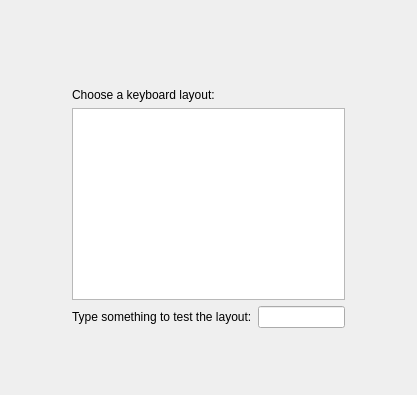
Old version of the form branches/yali/yali-proximate/yali/gui/Ui/keyboardwidget.ui in the repository pars-linux/uludag.
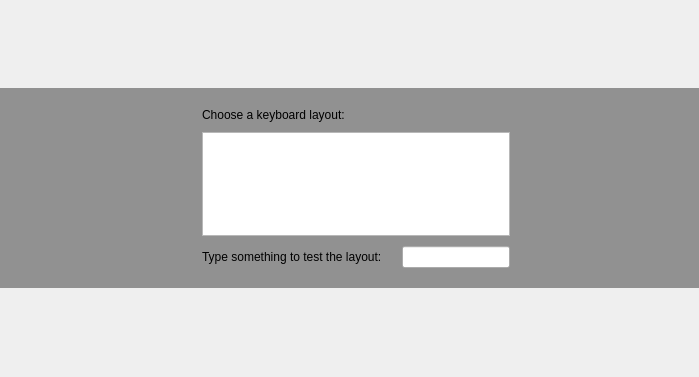
New version of the form. Icons and pictures are not drawn.

Commit message: checkpoint - cd validity, keyboard selection done gibi..

The edit to the form file:
```diff
--- a/branches/yali/yali-proximate/yali/gui/Ui/keyboardwidget.ui
+++ b/branches/yali/yali-proximate/yali/gui/Ui/keyboardwidget.ui
@@ -1,53 +1,62 @@
 <ui version="4.0" >
  <class>KeyboardWidget</class>
- <widget class="QWidget" name="KeyboardWidget" >
-  <property name="geometry" >
+ <widget class="QWidget" name="KeyboardWidget">
+  <property name="geometry">
    <rect>
     <x>0</x>
     <y>0</y>
-    <width>417</width>
-    <height>395</height>
+    <width>699</width>
+    <height>377</height>
    </rect>
   </property>
   <property name="windowTitle" >
    <string>Form1</string>
   </property>
-  <layout class="QGridLayout" >
-   <item row="0" column="1" >
-    <spacer>
-     <property name="orientation" >
-      <enum>Qt::Vertical</enum>
-     </property>
-     <property name="sizeType" >
-      <enum>QSizePolicy::Expanding</enum>
+  <layout class="QGridLayout">
+   <property name="margin">
+    <number>0</number>
+   </property>
+   <item row="0" column="0">
+    <widget class="QFrame" name="frame">
+     <property name="sizePolicy">
+      <sizepolicy hsizetype="Expanding" vsizetype="Preferred">
+       <horstretch>0</horstretch>
+       <verstretch>0</verstretch>
+      </sizepolicy>
      </property>
-     <property name="sizeHint" stdset="0" >
+     <property name="minimumSize">
       <size>
-       <width>20</width>
-       <height>40</height>
+       <width>600</width>
+       <height>0</height>
       </size>
      </property>
-    </spacer>
-   </item>
-   <item rowspan="4" row="1" column="0" >
-    <spacer>
-     <property name="orientation" >
-      <enum>Qt::Horizontal</enum>
-     </property>
-     <property name="sizeType" >
-      <enum>QSizePolicy::Expanding</enum>
-     </property>
-     <property name="sizeHint" stdset="0" >
+     <property name="maximumSize">
       <size>
-       <width>81</width>
-       <height>20</height>
+       <width>16777215</width>
+       <height>200</height>
       </size>
      </property>
-    </spacer>
-   </item>
-   <item row="1" column="1" >
-    <widget class="QLabel" name="pix" >
-     <property name="text" >
+     <property name="styleSheet">
+      <string notr="true">#frame{background-color: rgba(0,0,0,100)}</string>
+     </property>
+     <property name="frameShape">
+      <enum>QFrame::NoFrame</enum>
+     </property>
+     <property name="frameShadow">
+      <enum>QFrame::Raised</enum>
+     </property>
+     <layout class="QGridLayout" name="gridLayout_3">
+      <property name="topMargin">
+       <number>20</number>
+      </property>
+      <property name="bottomMargin">
+       <number>20</number>
+      </property>
+      <item row="0" column="1">
+       <layout class="QHBoxLayout" name="horizontalLayout_2">
+        <item>
+         <widget class="QLabel" name="pix">
+          <property name="text">
       <string/>
      </property>
      <property name="pixmap" >
@@ -61,25 +70,33 @@
      </property>
     </widget>
    </item>
-   <item rowspan="4" row="1" column="2" >
-    <spacer>
-     <property name="orientation" >
-      <enum>Qt::Horizontal</enum>
-     </property>
-     <property name="sizeType" >
-      <enum>QSizePolicy::Expanding</enum>
-     </property>
-     <property name="sizeHint" stdset="0" >
+        <item>
+         <layout class="QVBoxLayout" name="verticalLayout">
+          <property name="spacing">
+           <number>10</number>
+          </property>
+          <property name="leftMargin">
+           <number>10</number>
+          </property>
+          <property name="rightMargin">
+           <number>10</number>
+          </property>
+          <item>
+           <spacer name="verticalSpacer">
+            <property name="orientation">
+             <enum>Qt::Vertical</enum>
+            </property>
+            <property name="sizeHint" stdset="0">
       <size>
-       <width>81</width>
-       <height>20</height>
+              <width>20</width>
+              <height>40</height>
       </size>
      </property>
     </spacer>
    </item>
-   <item row="2" column="1" >
-    <widget class="QLabel" name="textLabel1" >
-     <property name="text" >
+          <item>
+           <widget class="QLabel" name="textLabel1">
+            <property name="text">
       <string>Choose a keyboard layout:</string>
      </property>
      <property name="wordWrap" >
@@ -87,18 +104,24 @@
      </property>
     </widget>
    </item>
-   <item row="3" column="1" >
-    <widget class="QListWidget" name="keyboard_list" >
-     <property name="alternatingRowColors" >
+          <item>
+           <widget class="QListWidget" name="keyboard_list">
+            <property name="alternatingRowColors">
       <bool>false</bool>
      </property>
     </widget>
    </item>
-   <item row="4" column="1" >
-    <layout class="QHBoxLayout" >
      <item>
-      <widget class="QLabel" name="textLabel1_2" >
-       <property name="text" >
+           <layout class="QHBoxLayout" name="horizontalLayout">
+            <property name="spacing">
+             <number>20</number>
+            </property>
+            <property name="bottomMargin">
+             <number>0</number>
+            </property>
+            <item>
+             <widget class="QLabel" name="textLabel1_2">
+              <property name="text">
         <string>Type something to test the layout:</string>
        </property>
        <property name="wordWrap" >
@@ -107,29 +130,59 @@
       </widget>
      </item>
      <item>
-      <widget class="QLineEdit" name="lineEdit1" />
+             <widget class="QLineEdit" name="lineEdit1"/>
      </item>
     </layout>
    </item>
-   <item row="5" column="1" >
-    <spacer>
-     <property name="orientation" >
+          <item>
+           <spacer name="verticalSpacer_2">
+            <property name="orientation">
       <enum>Qt::Vertical</enum>
      </property>
-     <property name="sizeType" >
-      <enum>QSizePolicy::Expanding</enum>
-     </property>
-     <property name="sizeHint" stdset="0" >
+            <property name="sizeHint" stdset="0">
       <size>
        <width>20</width>
-       <height>30</height>
+              <height>40</height>
       </size>
      </property>
     </spacer>
    </item>
   </layout>
- </widget>
- <layoutdefault spacing="6" margin="11" />
+        </item>
+       </layout>
+      </item>
+      <item row="0" column="2">
+       <spacer name="horizontalSpacer_2">
+        <property name="orientation">
+         <enum>Qt::Horizontal</enum>
+        </property>
+        <property name="sizeHint" stdset="0">
+         <size>
+          <width>40</width>
+          <height>20</height>
+         </size>
+        </property>
+       </spacer>
+      </item>
+      <item row="0" column="0">
+       <spacer name="horizontalSpacer">
+        <property name="orientation">
+         <enum>Qt::Horizontal</enum>
+        </property>
+        <property name="sizeHint" stdset="0">
+         <size>
+          <width>40</width>
+          <height>20</height>
+         </size>
+        </property>
+       </spacer>
+      </item>
+     </layout>
+    </widget>
+   </item>
+  </layout>
+ </widget>
+ <layoutdefault spacing="6" margin="11"/>
  <pixmapfunction>qPixmapFromMimeSource</pixmapfunction>
  <resources>
   <include location="../../data.qrc" />
```
Left out of the diff: 21 changed lines with no effect on the pictures. Lines whose indentation alone changed are shown as unchanged. The commit also changes 18 other files.
